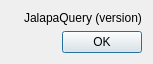
First picture: the form in jalapaquery/src/jalapaquery/aboutdialog.ui, repository leonhad/jalapaquery, before the edit.
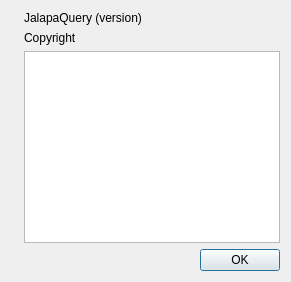
Second picture: the form after the edit. Icons and pictures are not drawn.

The edit to the form file:
```diff
--- a/jalapaquery/src/jalapaquery/aboutdialog.ui
+++ b/jalapaquery/src/jalapaquery/aboutdialog.ui
@@ -17,7 +17,7 @@
    <property name="sizeConstraint">
     <enum>QLayout::SetFixedSize</enum>
    </property>
-   <item row="0" column="0">
+   <item row="0" column="0" rowspan="3">
     <widget class="QLabel" name="appIcon">
      <property name="text">
       <string notr="true"/>
@@ -34,7 +34,7 @@
      </property>
     </widget>
    </item>
-   <item row="1" column="0" colspan="2">
+   <item row="3" column="0" colspan="2">
     <widget class="QDialogButtonBox" name="buttonBox">
      <property name="orientation">
       <enum>Qt::Horizontal</enum>
@@ -44,6 +44,23 @@
      </property>
     </widget>
    </item>
+   <item row="1" column="1">
+    <widget class="QLabel" name="copyright">
+     <property name="text">
+      <string notr="true">Copyright</string>
+     </property>
+    </widget>
+   </item>
+   <item row="2" column="1">
+    <widget class="QPlainTextEdit" name="thanks">
+     <property name="enabled">
+      <bool>true</bool>
+     </property>
+     <property name="readOnly">
+      <bool>true</bool>
+     </property>
+    </widget>
+   </item>
   </layout>
  </widget>
  <resources>
```
Left out of the diff: 2 changed lines with no effect on the pictures.
